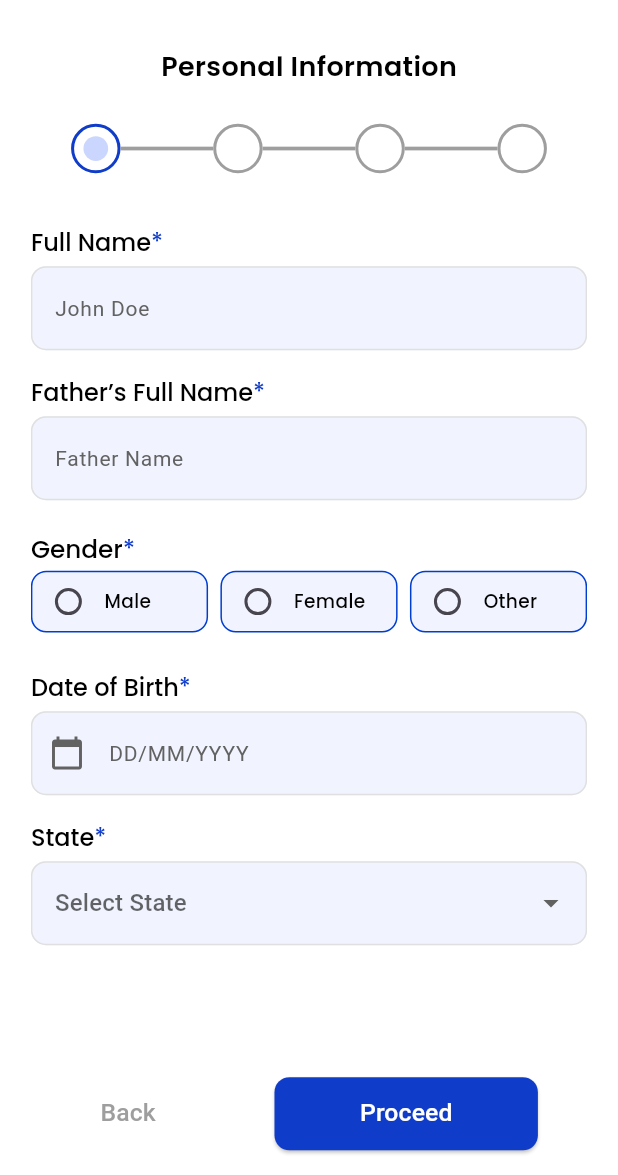
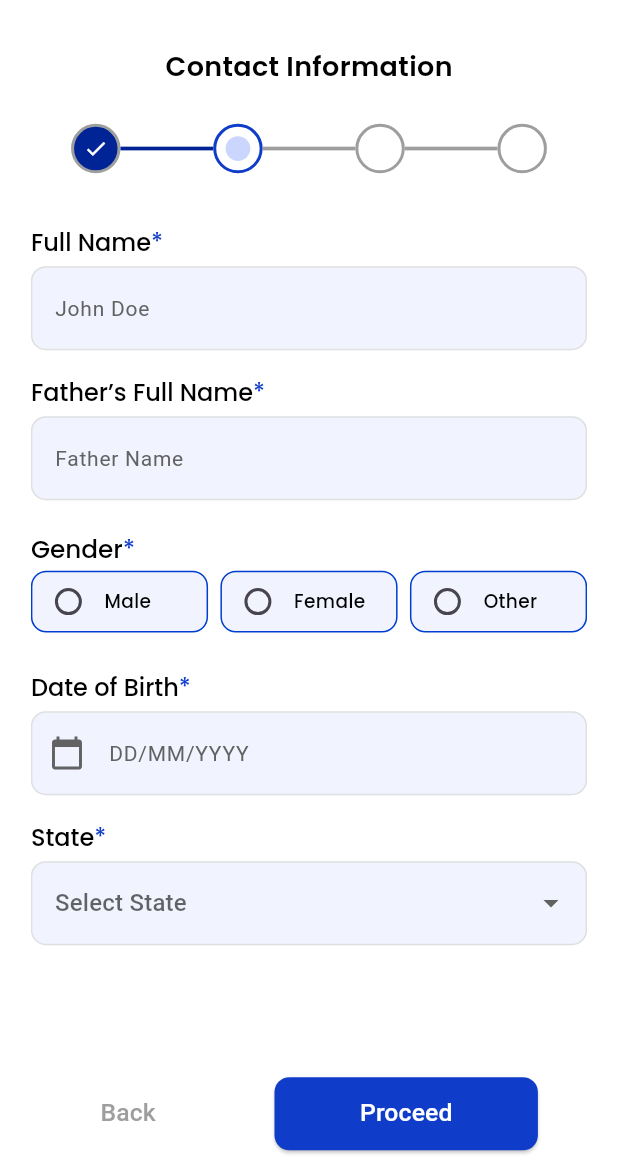
Before and after one commit to wyreflowtechnologies/hiremi_v2, a Flutter app: the RegisterScreenEducational screen opened directly, on a phone screen of 412 x 824 dp, the part 61-1236 px from its top. Run offline on Flutter 3.47's test engine with Material 3 defaults, Android fonts, the phone set to English and light mode, and no system bars; our stand-ins replace flutter_svg, google_fonts, smooth_page_indicator; missing offline and left inert: flutter_swipe_button.

Commit message:
registration page navigation improved

```diff
--- a/lib/screens/register_screen.dart
+++ b/lib/screens/register_screen.dart
@@ -9,8 +9,7 @@ import 'package:pre_dashboard/widgets/content_pages/step2_content.dart';
 import 'package:pre_dashboard/widgets/content_pages/step3_content.dart';
 
 import '../constants/constants.dart';
-import '../widgets/custom_text_field.dart';
-import 'OtpVerificationScreen.dart';
+
 
 class RegisterScreenEducational extends StatefulWidget {
   const RegisterScreenEducational({Key? key}) : super(key: key);
@@ -28,7 +27,7 @@ class _RegisterScreenEducationalState extends State<RegisterScreenEducational> {
   final TextEditingController birthPlaceController = TextEditingController();
 
   String? selectedGender;
-  int currentStep = 0;
+  int currentStep = 1;
 
   List<String> heading = ["Personal Information","Contact Information","Educational Information","Set New Password"];
 
@@ -42,8 +41,8 @@ class _RegisterScreenEducationalState extends State<RegisterScreenEducational> {
   bool isConfirmPasswordVisible = false;
 
 
-   String email = "JohnDoe@gmail.com"; // Default email value
-  String phoneNumber = "+91"; // Default phone number value
+   String email = "JohnDoe@gmail.com";
+  String phoneNumber = "+91";
   bool isEmailVerified = false;
   bool showOtpScreen = false;
   String otpInput = "";
@@ -51,26 +50,17 @@ class _RegisterScreenEducationalState extends State<RegisterScreenEducational> {
   bool shouldMove = false;
   final String validOtp = "1234";
 
-   // Set the current step (third step in this case)
+
   final PageController _pageController = PageController();
-  void _verifyEmail() {
-    setState(() {
-      _isEmailVerified = true;
-      if (_isEmailVerified) {
-        Navigator.push(
-          context,
-          MaterialPageRoute(builder: (context) => OTPVerificationScreen()),
-        );
-      }
-    });
-  }
 
 
 
   @override
   Widget build(BuildContext context) {
+    // bool isActive = true;
     final screenWidth = MediaQuery.of(context).size.width;
     final screenHeight = MediaQuery.of(context).size.height;
+
 
     return Scaffold(
       backgroundColor: Colors.white,
@@ -107,19 +97,24 @@ class _RegisterScreenEducationalState extends State<RegisterScreenEducational> {
                   ),
                 SizedBox(height: screenHeight * 0.03),
 
-                // Animated Step Progress Indicator
+
                 Row(
-                  mainAxisAlignment: MainAxisAlignment.center, // Distribute circles evenly
+                  mainAxisAlignment: MainAxisAlignment.center,
                   children: List.generate(4, (index) {
-                    bool isActive = index < currentStep;
+                 bool  isActive =  index < currentStep;
                     bool isCurrent = index == currentStep;
+                    // print(isActive);
+                    // print('index $index');
+                    // print('current Step $currentStep');
+
 
                     return Row(
                       children: [
                         GestureDetector(
                           onTap: () {
-                            // Handle step change on tap
+
                             setState(() {
+
                               currentStep = index + 1;
                               _pageController.jumpToPage(currentStep - 1);
                             });
@@ -132,11 +127,11 @@ class _RegisterScreenEducationalState extends State<RegisterScreenEducational> {
                             decoration: BoxDecoration(
                               shape: BoxShape.circle,
                               color: isActive
-                                  ? const Color(0xff002496) // Active steps in blue
+                                  ? const Color(0xff002496)
                                   : Colors.transparent,
                               border: Border.all(
                                 color: isCurrent
-                                    ? const Color(0xff0F3CC9) // Current step border
+                                    ? const Color(0xff0F3CC9)
                                     : Colors.grey,
                                 width: 2,
                               ),
@@ -154,7 +149,7 @@ class _RegisterScreenEducationalState extends State<RegisterScreenEducational> {
                                 height: screenHeight * 0.02,
                                 decoration: const BoxDecoration(
                                   shape: BoxShape.circle,
-                                  color: Color(0xffCBD6FF), // Light blue
+                                  color: Color(0xffCBD6FF),
                                 ),
                               )
                                   : null,
@@ -163,11 +158,11 @@ class _RegisterScreenEducationalState extends State<RegisterScreenEducational> {
                         ),
                         if (index < 3)
                           Container(
-                            width: screenWidth * 0.15, // Adjust width to span between circles
+                            width: screenWidth * 0.15,
                             height: screenHeight * 0.003,
                             color: isActive
-                                ? const Color(0xff002496) // Active steps in blue
-                                : Colors.grey, // Inactive steps in grey
+                                ? const Color(0xff002496)
+                                : Colors.grey,
                           ),
                       ],
                     );
@@ -182,7 +177,7 @@ class _RegisterScreenEducationalState extends State<RegisterScreenEducational> {
                     physics: const NeverScrollableScrollPhysics(),
                     onPageChanged: (pageIndex) {
                       setState(() {
-                        currentStep = pageIndex + 1;
+                        currentStep = pageIndex+1;
                       });
                     },
                     children: [
@@ -229,7 +224,7 @@ class _RegisterScreenEducationalState extends State<RegisterScreenEducational> {
                 ),
                 SizedBox(height: screenHeight * 0.03),
 
-                // Navigation Buttons
+
                 Row(
                   mainAxisAlignment: MainAxisAlignment.spaceAround,
                   children: [
@@ -260,22 +255,28 @@ class _RegisterScreenEducationalState extends State<RegisterScreenEducational> {
                       onPressed: () {
                         if(currentStep == 2)
                         {
-                          print("yaay");
-                            if(shouldMove){
-                               setState(() {
-                            currentStep++;
+                          print("proceed pressed at 1");
+                            if(shouldMove)
+                            {
+                              setState(() {
+                            // currentStep++;
                             _pageController.nextPage(
                               duration: const Duration(milliseconds: 500),
                               curve: Curves.easeInOut,
                             );
                           });
                             }
+
+
+
                         }
-                       else if (currentStep != 2 && currentStep < 4) {
+                       else if ( currentStep < 4) {
                           // Animate and move to the next step
-                          print(currentStep);
+                          // print(currentStep);
+
+                          print("procedd pressed cureent Stepp $currentStep");
                           setState(() {
-                            currentStep++;
+                            // currentStep++;
                             _pageController.nextPage(
                               duration: const Duration(milliseconds: 500),
                               curve: Curves.easeInOut,
```
